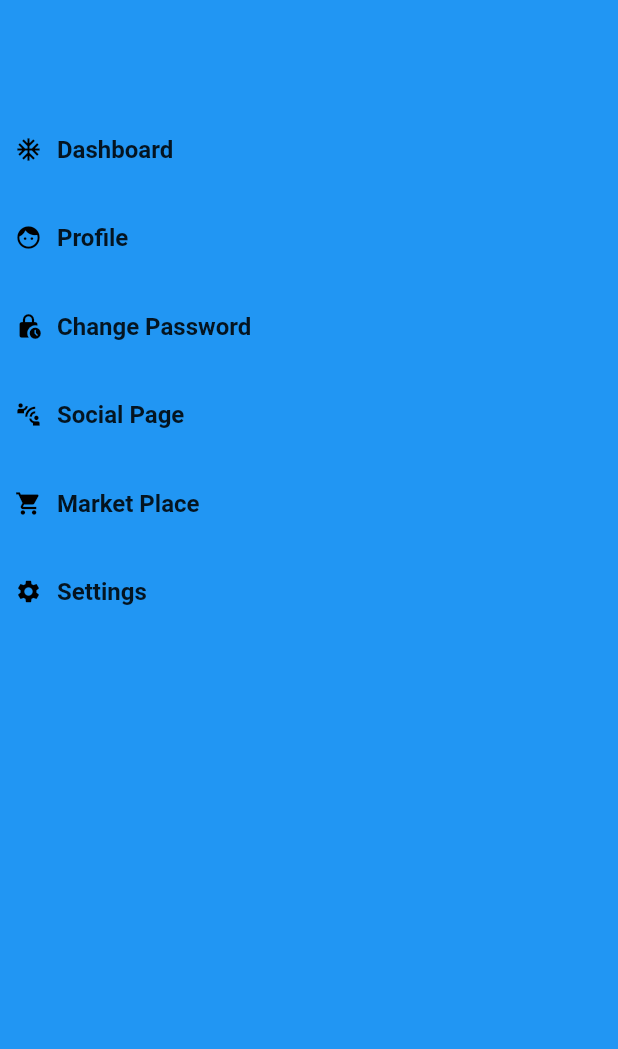
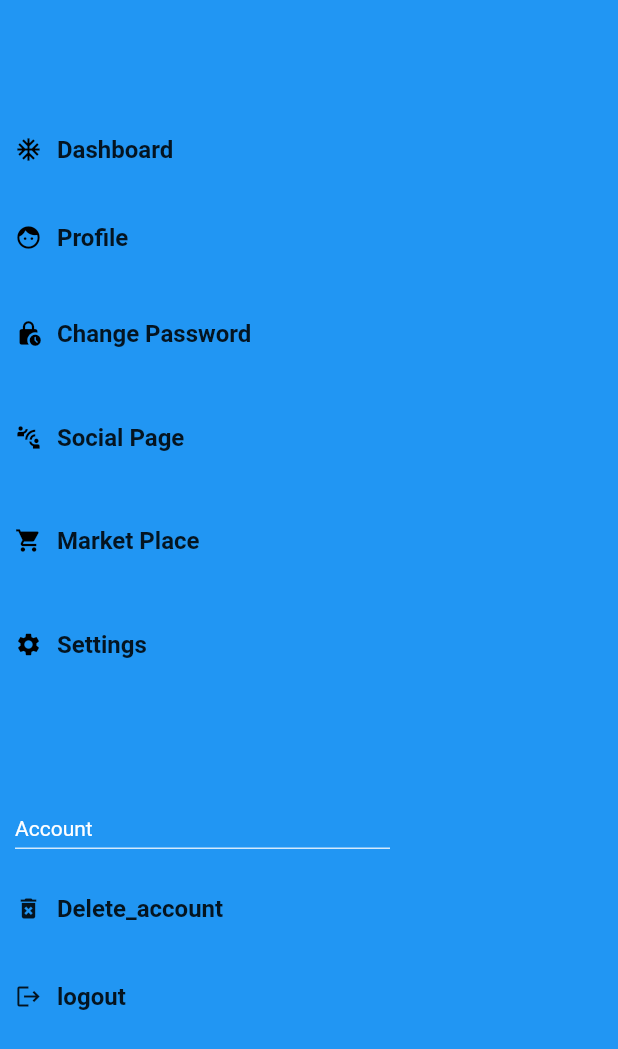
Before and after one commit to bitwaytechorg/pluto, a Flutter app: the Slider_menu widget shown alone on an empty page, opened directly, on a phone screen of 412 x 824 dp. Shown: the top 1049 px of the screen. Run offline on Flutter 3.47's test engine with Material 2 defaults, Android fonts, the phone set to English and light mode, and no system bars; our stand-ins replace cloud_firestore, firebase_auth, firebase_core, firebase_remote_config; missing offline and left inert: firebase_ui_auth, firebase_ui_localizations; accounts and stored records are empty.

Commit message:
slider_menu.dart

```diff
--- a/lib/components/slider_menu.dart
+++ b/lib/components/slider_menu.dart
@@ -1,4 +1,5 @@
 
+import 'package:firebase_auth/firebase_auth.dart';
 import 'package:flutter/cupertino.dart';
 import 'package:flutter/material.dart';
 
@@ -57,7 +58,7 @@ class Slider_menu extends StatelessWidget {
                     ),
                   ),
                   Container(
-                    margin: EdgeInsets.symmetric(vertical: 20),
+                    margin: EdgeInsets.symmetric(vertical: 25),
                     child: InkWell(
                       onTap: ()=> { },
                       child: Row(
@@ -70,7 +71,7 @@ class Slider_menu extends StatelessWidget {
                     ),
                   ),
                   Container(
-                    margin: EdgeInsets.symmetric(vertical: 20),
+                    margin: EdgeInsets.symmetric(vertical: 25),
                     child: InkWell(
                       onTap: ()=> { },
                       child: Row(
@@ -83,7 +84,7 @@ class Slider_menu extends StatelessWidget {
                     ),
                   ),
                   Container(
-                    margin: EdgeInsets.symmetric(vertical: 20),
+                    margin: EdgeInsets.symmetric(vertical: 25),
                     child: InkWell(
                       onTap: ()=> { },
                       child: Row(
@@ -96,7 +97,7 @@ class Slider_menu extends StatelessWidget {
                     ),
                   ),
                   Container(
-                    margin: EdgeInsets.symmetric(vertical: 20),
+                    margin: EdgeInsets.symmetric(vertical: 25),
                     child: InkWell(
                       onTap: ()=> { },
                       child: Row(
@@ -108,11 +109,39 @@ class Slider_menu extends StatelessWidget {
                       ),
                     ),
                   ),
-
-        ],
+                  Container(
+                    padding: EdgeInsets.fromLTRB(0,80,0,5),
+                    width: 250,
+                    decoration: BoxDecoration(
+                      border: Border(bottom:BorderSide(color: Color(0xCCFFFFFF))),
+                    ),
+                    child: Text('Account',style: TextStyle(color:Colors.white)),
+                  ),
+                  Container(
+                      margin: EdgeInsets.symmetric(vertical: 30),
+                      child:InkWell(
+                          onTap: ()=>Navigator.push(context, MaterialPageRoute(builder: (context)=>Home())),
+                          child: Row(
+                            children: [
+                              Icon(Icons.delete_forever, color: Colors.black87,size: 18,),
+                              SizedBox(width: 10,),
+                              Text('Delete_account', style: TextStyle(color: Colors.black87, fontSize:16,fontWeight: FontWeight.bold),)
+                            ],
+                          )
+                      )),
+                  Container(
+                      margin: EdgeInsets.symmetric(vertical: 10),
+                          child: Row(
+                            children: [
+                              Icon(Icons.logout, color: Colors.black87,size: 18,),
+                              SizedBox(width: 10,),
+                              Text('logout', style: TextStyle(color: Colors.black87, fontSize:16,fontWeight: FontWeight.bold),)
+                            ],
+                          )
+                      )
+          ],),
       ),
 
-    ),
     ),
     ]
     ),
```
